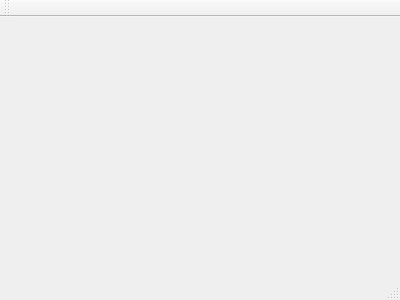
pmalecki/log-commander, file log-commander/mainwindow.ui: the form before one commit.
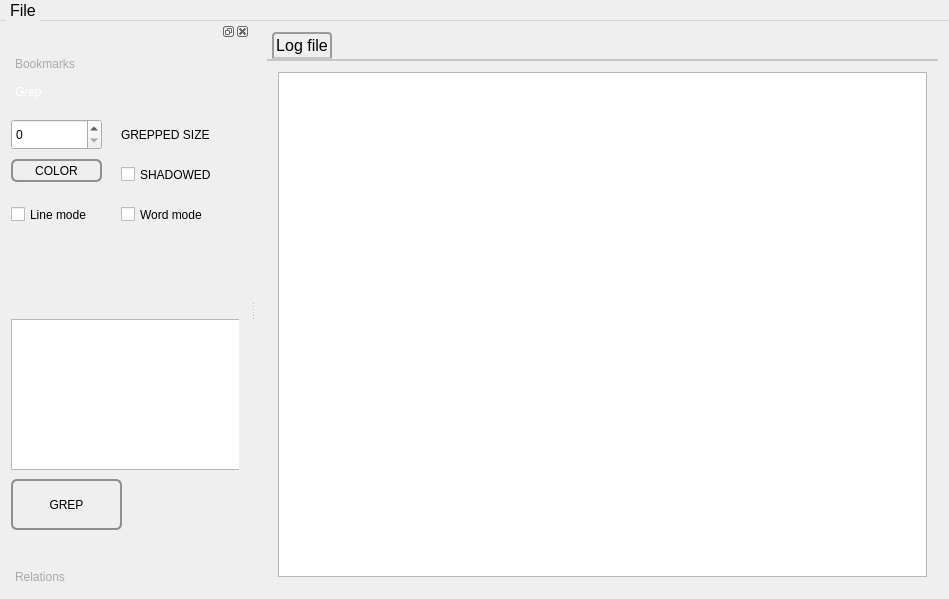
The form after the commit.

Commit message: Internal: Design of application changed.

```diff
--- a/log-commander/mainwindow.ui
+++ b/log-commander/mainwindow.ui
@@ -1,24 +1,379 @@
 <ui version="4.0">
  <class>MainWindow</class>
- <widget class="QMainWindow" name="MainWindow" >
-  <property name="geometry" >
+ <widget class="QMainWindow" name="MainWindow">
+  <property name="geometry">
    <rect>
     <x>0</x>
     <y>0</y>
-    <width>400</width>
-    <height>300</height>
+    <width>949</width>
+    <height>599</height>
    </rect>
   </property>
-  <property name="windowTitle" >
+  <property name="sizePolicy">
+   <sizepolicy hsizetype="Minimum" vsizetype="Minimum">
+    <horstretch>0</horstretch>
+    <verstretch>0</verstretch>
+   </sizepolicy>
+  </property>
+  <property name="font">
+   <font>
+    <pointsize>12</pointsize>
+   </font>
+  </property>
+  <property name="windowTitle">
    <string>MainWindow</string>
   </property>
-  <widget class="QMenuBar" name="menuBar" />
-  <widget class="QToolBar" name="mainToolBar" />
-  <widget class="QWidget" name="centralWidget" />
-  <widget class="QStatusBar" name="statusBar" />
+  <widget class="QWidget" name="centralWidget">
+   <layout class="QGridLayout" name="gridLayout_2">
+    <item row="0" column="0">
+     <widget class="QTabWidget" name="tabWidget">
+      <property name="styleSheet">
+       <string notr="true">QTabWidget::pane { /* The tab widget frame */
+         border-top: 2px solid #C2C7CB;
+     }
+
+     QTabWidget::tab-bar {
+         left: 5px; /* move to the right by 5px */
+     }
+
+     /* Style the tab using the tab sub-control. Note that
+         it reads QTabBar _not_ QTabWidget */
+     QTabBar::tab {
+         background: qlineargradient(x1: 0, y1: 0, x2: 0, y2: 1,
+                                     stop: 0 #E1E1E1, stop: 0.4 #DDDDDD,
+                                     stop: 0.5 #D8D8D8, stop: 1.0 #D3D3D3);
+         border: 2px solid #C4C4C3;
+         border-bottom-color: #C2C7CB; /* same as the pane color */
+         border-top-left-radius: 4px;
+         border-top-right-radius: 4px;
+         min-width: 8ex;
+         padding: 2px;
+     }
+
+     QTabBar::tab:selected, QTabBar::tab:hover {
+         background: qlineargradient(x1: 0, y1: 0, x2: 0, y2: 1,
+                                     stop: 0 #fafafa, stop: 0.4 #f4f4f4,
+                                     stop: 0.5 #e7e7e7, stop: 1.0 #fafafa);
+     }
+
+     QTabBar::tab:selected {
+         border-color: #9B9B9B;
+         border-bottom-color: #C2C7CB; /* same as pane color */
+     }
+
+     QTabBar::tab:!selected {
+         margin-top: 2px; /* make non-selected tabs look smaller */
+     }
+
+     /* make use of negative margins for overlapping tabs */
+     QTabBar::tab:selected {
+         /* expand/overlap to the left and right by 4px */
+         margin-left: -4px;
+         margin-right: -4px;
+     }
+
+     QTabBar::tab:first:selected {
+         margin-left: 0; /* the first selected tab has nothing to overlap with on the left */
+     }
+
+     QTabBar::tab:last:selected {
+         margin-right: 0; /* the last selected tab has nothing to overlap with on the right */
+     }
+
+     QTabBar::tab:only-one {
+         margin: 0; /* if there is only one tab, we don't want overlapping margins */
+     }</string>
+      </property>
+      <property name="currentIndex">
+       <number>0</number>
+      </property>
+      <widget class="QWidget" name="tab_5">
+       <attribute name="title">
+        <string>Log file</string>
+       </attribute>
+       <layout class="QHBoxLayout" name="horizontalLayout">
+        <item>
+         <widget class="QTextEdit" name="textEdit"/>
+        </item>
+       </layout>
+      </widget>
+     </widget>
+    </item>
+   </layout>
+   <zorder>gridLayoutWidget</zorder>
+   <zorder>gridLayoutWidget</zorder>
+   <zorder>listView</zorder>
+   <zorder>tabWidget</zorder>
+  </widget>
+  <widget class="QDockWidget" name="dockWidget_3">
+   <property name="minimumSize">
+    <size>
+     <width>250</width>
+     <height>213</height>
+    </size>
+   </property>
+   <attribute name="dockWidgetArea">
+    <number>1</number>
+   </attribute>
+   <widget class="QWidget" name="dockWidgetContents_3">
+    <layout class="QHBoxLayout" name="horizontalLayout_2">
+     <item>
+      <widget class="QToolBox" name="toolBox_2">
+       <property name="styleSheet">
+        <string notr="true">QToolBox::tab {
+         background: qlineargradient(x1: 0, y1: 0, x2: 0, y2: 1,
+                                     stop: 0 #E1E1E1, stop: 0.4 #DDDDDD,
+                                     stop: 0.5 #D8D8D8, stop: 1.0 #D3D3D3);
+         border-radius: 5px;
+         color: darkgray;
+     }
+
+     QToolBox::tab:selected { /* italicize selected tabs */
+         font: italic;
+         color: white;
+     }</string>
+       </property>
+       <property name="currentIndex">
+        <number>1</number>
+       </property>
+       <widget class="QWidget" name="page_3">
+        <property name="geometry">
+         <rect>
+          <x>0</x>
+          <y>0</y>
+          <width>232</width>
+          <height>449</height>
+         </rect>
+        </property>
+        <attribute name="label">
+         <string>Bookmarks</string>
+        </attribute>
+        <layout class="QHBoxLayout" name="horizontalLayout_3">
+         <item>
+          <widget class="QListView" name="listView"/>
+         </item>
+        </layout>
+       </widget>
+       <widget class="QWidget" name="page_4">
+        <property name="geometry">
+         <rect>
+          <x>0</x>
+          <y>0</y>
+          <width>232</width>
+          <height>449</height>
+         </rect>
+        </property>
+        <attribute name="label">
+         <string>Grep</string>
+        </attribute>
+        <widget class="QPushButton" name="pushButton_2">
+         <property name="geometry">
+          <rect>
+           <x>0</x>
+           <y>370</y>
+           <width>111</width>
+           <height>51</height>
+          </rect>
+         </property>
+         <property name="styleSheet">
+          <string notr="true">     QPushButton {
+         border: 2px solid #8f8f91;
+         border-radius: 6px;
+         background-color: qlineargradient(x1: 0, y1: 0, x2: 0, y2: 1,
+                                           stop: 0 #f6f7fa, stop: 1 #dadbde);
+         min-width: 80px;
+     }
+
+     QPushButton:pressed {
+         background-color: qlineargradient(x1: 0, y1: 0, x2: 0, y2: 1,
+                                           stop: 0 #dadbde, stop: 1 #f6f7fa);
+     }
+
+     QPushButton:flat {
+         border: none; /* no border for a flat push button */
+     }
+
+     QPushButton:default {
+         border-color: navy; /* make the default button prominent */
+     }</string>
+         </property>
+         <property name="text">
+          <string>GREP</string>
+         </property>
+        </widget>
+        <widget class="QPlainTextEdit" name="plainTextEdit_2">
+         <property name="geometry">
+          <rect>
+           <x>0</x>
+           <y>210</y>
+           <width>231</width>
+           <height>151</height>
+          </rect>
+         </property>
+        </widget>
+        <widget class="QSpinBox" name="spinBox">
+         <property name="geometry">
+          <rect>
+           <x>0</x>
+           <y>10</y>
+           <width>91</width>
+           <height>31</height>
+          </rect>
+         </property>
+        </widget>
+        <widget class="QLabel" name="label">
+         <property name="geometry">
+          <rect>
+           <x>110</x>
+           <y>10</y>
+           <width>111</width>
+           <height>31</height>
+          </rect>
+         </property>
+         <property name="text">
+          <string>GREPPED SIZE</string>
+         </property>
+        </widget>
+        <widget class="QPushButton" name="pushButton_3">
+         <property name="geometry">
+          <rect>
+           <x>0</x>
+           <y>50</y>
+           <width>91</width>
+           <height>23</height>
+          </rect>
+         </property>
+         <property name="styleSheet">
+          <string notr="true">     QPushButton {
+         border: 2px solid #8f8f91;
+         border-radius: 6px;
+         background-color: qlineargradient(x1: 0, y1: 0, x2: 0, y2: 1,
+                                           stop: 0 #f6f7fa, stop: 1 #dadbde);
+         min-width: 80px;
+     }
+
+     QPushButton:pressed {
+         background-color: qlineargradient(x1: 0, y1: 0, x2: 0, y2: 1,
+                                           stop: 0 #dadbde, stop: 1 #f6f7fa);
+     }
+
+     QPushButton:flat {
+         border: none; /* no border for a flat push button */
+     }
+
+     QPushButton:default {
+         border-color: navy; /* make the default button prominent */
+     }</string>
+         </property>
+         <property name="text">
+          <string>COLOR</string>
+         </property>
+        </widget>
+        <widget class="QCheckBox" name="checkBox">
+         <property name="geometry">
+          <rect>
+           <x>110</x>
+           <y>50</y>
+           <width>91</width>
+           <height>31</height>
+          </rect>
+         </property>
+         <property name="text">
+          <string>SHADOWED</string>
+         </property>
+        </widget>
+        <widget class="QCheckBox" name="checkBox_2">
+         <property name="geometry">
+          <rect>
+           <x>0</x>
+           <y>90</y>
+           <width>151</width>
+           <height>31</height>
+          </rect>
+         </property>
+         <property name="text">
+          <string>Line mode</string>
+         </property>
+        </widget>
+        <widget class="QCheckBox" name="checkBox_3">
+         <property name="geometry">
+          <rect>
+           <x>110</x>
+           <y>90</y>
+           <width>101</width>
+           <height>31</height>
+          </rect>
+         </property>
+         <property name="text">
+          <string>Word mode</string>
+         </property>
+        </widget>
+       </widget>
+       <widget class="QWidget" name="page_5">
+        <attribute name="label">
+         <string>Relations</string>
+        </attribute>
+        <layout class="QVBoxLayout" name="verticalLayout">
+         <item>
+          <widget class="QTreeView" name="treeView_2"/>
+         </item>
+        </layout>
+       </widget>
+      </widget>
+     </item>
+    </layout>
+   </widget>
+  </widget>
+  <widget class="QMenuBar" name="menuBar">
+   <property name="geometry">
+    <rect>
+     <x>0</x>
+     <y>0</y>
+     <width>949</width>
+     <height>24</height>
+    </rect>
+   </property>
+   <property name="styleSheet">
+    <string notr="true"> QMenuBar {
+     background-color: qlineargradient(x1:0, y1:0, x2:0, y2:1,
+                                       stop:0 lightgray, stop:1 darkgray);
+ }
+
+ QMenuBar::item {
+     spacing: 3px; /* spacing between menu bar items */
+     padding: 1px 4px;
+     background: transparent;
+     border-radius: 4px;
+ }
+
+ QMenuBar::item:selected { /* when selected using mouse or keyboard */
+     background: #a8a8a8;
+ }
+
+ QMenuBar::item:pressed {
+     background: #888888;
+ }</string>
+   </property>
+   <widget class="QMenu" name="menuFile">
+    <property name="title">
+     <string>File</string>
+    </property>
+    <addaction name="actionOpen_2"/>
+   </widget>
+   <addaction name="menuFile"/>
+  </widget>
+  <action name="actionOpen">
+   <property name="text">
+    <string>Open</string>
+   </property>
+  </action>
+  <action name="actionOpen_2">
+   <property name="text">
+    <string>Open</string>
+   </property>
+  </action>
  </widget>
- <layoutDefault spacing="6" margin="11" />
- <pixmapfunction></pixmapfunction>
+ <layoutdefault spacing="6" margin="11"/>
  <resources/>
  <connections/>
 </ui>
```
Left out of the diff: 1 changed line with no effect on the pictures. The commit also changes 4 other files.
